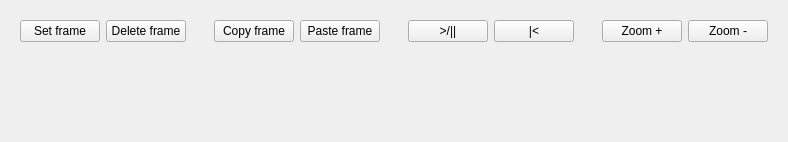
This is src/keyframeeditor.ui in antonmx/posmotri as Qt 5 draws it before an edit. The edited form follows.
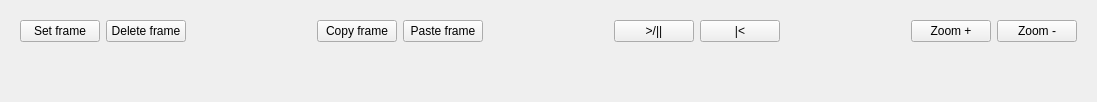
This is the edited form.

Diff of the .ui file:
```diff
--- a/src/keyframeeditor.ui
+++ b/src/keyframeeditor.ui
@@ -6,8 +6,8 @@
    <rect>
     <x>0</x>
     <y>0</y>
-    <width>788</width>
-    <height>142</height>
+    <width>1097</width>
+    <height>102</height>
    </rect>
   </property>
   <property name="windowTitle">
@@ -128,7 +128,17 @@
     </widget>
    </item>
    <item>
-    <widget class="QWidget" name="paint_on_me" native="true"/>
+    <spacer name="spacer">
+     <property name="orientation">
+      <enum>Qt::Vertical</enum>
+     </property>
+     <property name="sizeHint" stdset="0">
+      <size>
+       <width>20</width>
+       <height>40</height>
+      </size>
+     </property>
+    </spacer>
    </item>
   </layout>
  </widget>
```
Left out of the diff: 2 changed lines with no effect on the pictures.
